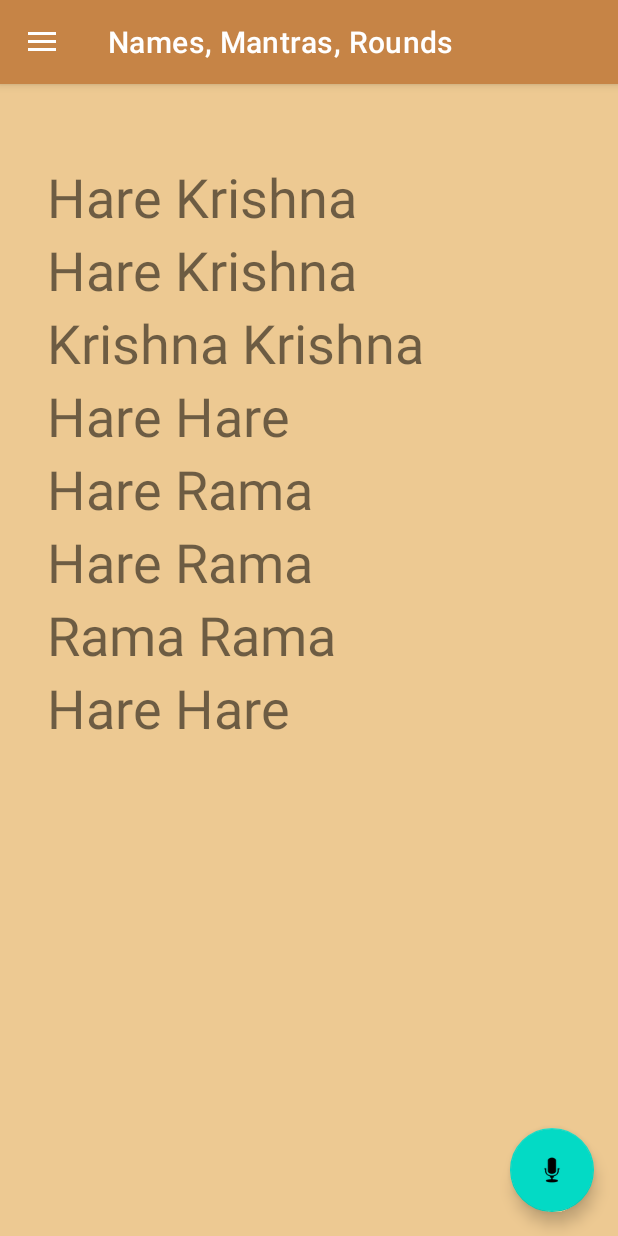
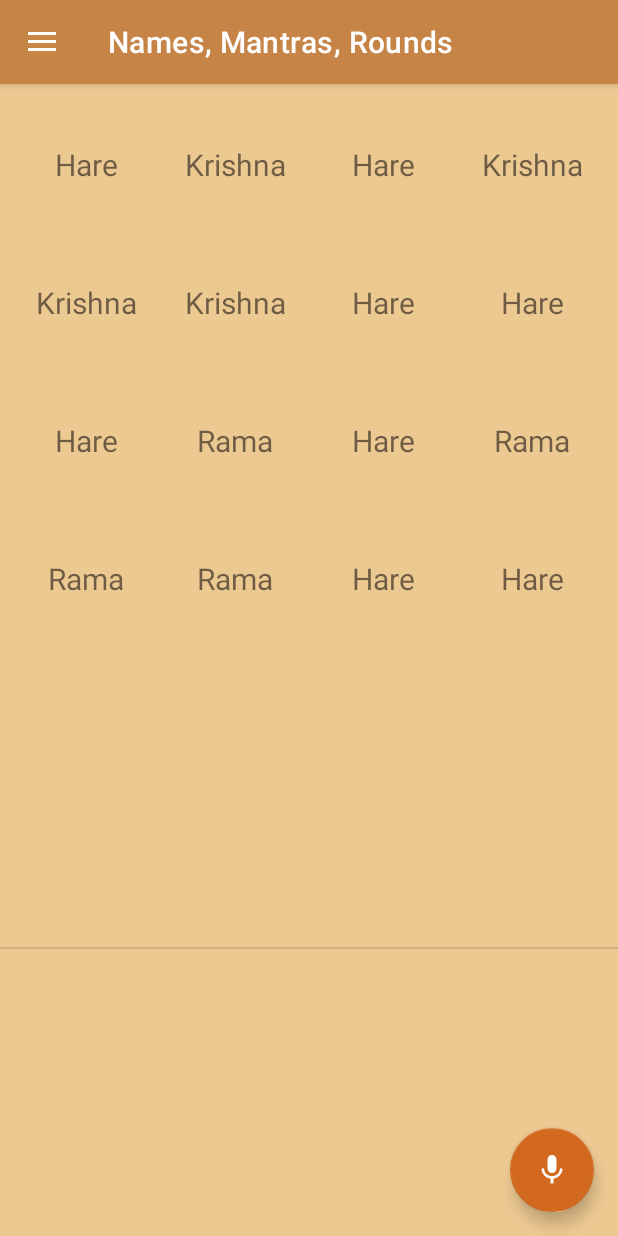
Before and after one commit to Swicegood/hare-krishna-mantra-practice, an Android app: the screen it shows after launch (MainActivity), on a phone screen of 412 x 824 dp. Run offline under Robolectric (Android 15) with nearby library versions, the phone set to English and light mode, and no system bars; our stand-ins replace navigation-ui.

Commit message:
style text

```diff
--- a/app/build.gradle
+++ b/app/build.gradle
@@ -43,6 +43,7 @@ dependencies {
     implementation 'androidx.constraintlayout:constraintlayout:2.1.3'
     implementation 'androidx.navigation:navigation-fragment-ktx:2.4.1'
     implementation 'androidx.navigation:navigation-ui-ktx:2.4.1'
+    implementation 'androidx.gridlayout:gridlayout:1.0.0'
     testImplementation 'junit:junit:4.13.2'
     androidTestImplementation 'androidx.test.ext:junit:1.1.3'
     androidTestImplementation 'androidx.test.espresso:espresso-core:3.4.0'
--- a/app/src/main/java/com/iskcon/harekrishnamantrapractice/FirstFragment.kt
+++ b/app/src/main/java/com/iskcon/harekrishnamantrapractice/FirstFragment.kt
@@ -54,12 +54,6 @@ class FirstFragment : Fragment() {
                                  R.id.textview14,
                                  R.id.textview15)
 
-        for (element in tvIDs){
-            var tview = getView()?.findViewById<TextView>(element)
-            tview?.textSize = 36f
-            Log.d("Heeeeeeeeeeeeeeeeeeeeeeeey here is the tvew", tview.toString())
-        }
-
     }
 
 
--- a/app/src/main/java/com/iskcon/harekrishnamantrapractice/MainActivity.kt
+++ b/app/src/main/java/com/iskcon/harekrishnamantrapractice/MainActivity.kt
@@ -144,6 +144,38 @@ class MainActivity : AppCompatActivity() {
                         if (error != SpeechRecognizer.ERROR_NO_MATCH && !switchon) {
                             recognizer.startListening(intent)
                         }
+                        if (error == SpeechRecognizer.ERROR_NETWORK) {
+                            Toast.makeText(
+                                this@MainActivity,
+                                "Network error. Please check your internet connection.",
+                                Toast.LENGTH_SHORT
+                            ).show();
+                        } else if (error == SpeechRecognizer.ERROR_AUDIO) {
+                            Toast.makeText(this@MainActivity, "Audio error. Please try again.", Toast.LENGTH_SHORT)
+                                .show();
+                        } else if (error == SpeechRecognizer.ERROR_SERVER) {
+                            Toast.makeText(
+                                this@MainActivity,
+                                "Server error. Please try again later.",
+                                Toast.LENGTH_SHORT
+                            ).show();
+                        } else if (error == SpeechRecognizer.ERROR_CLIENT) {
+                            Toast.makeText(this@MainActivity, "Client error. Please try again.", Toast.LENGTH_SHORT)
+                                .show();
+                        } else if (error == SpeechRecognizer.ERROR_SPEECH_TIMEOUT) {
+                            Toast.makeText(this@MainActivity, "No speech input. Please try again.", Toast.LENGTH_SHORT)
+                                .show();
+                        } else if (error == SpeechRecognizer.ERROR_NO_MATCH) {
+                            Toast.makeText(this@MainActivity, "No Holy Names heard. Please try again.", Toast.LENGTH_SHORT)
+                                .show();
+                        } else if (error == SpeechRecognizer.ERROR_RECOGNIZER_BUSY) {
+                            Toast.makeText(
+                                this@MainActivity,
+                                "Recognition service is busy. Please try again later.",
+                                Toast.LENGTH_SHORT
+                            ).show();
+                        }
+
                     }
 
                     override fun onResults(results: Bundle?) {
--- /dev/null
+++ b/app/src/main/res/drawable/ic_baseline_mic_24.xml
@@ -0,0 +1,5 @@
+<vector android:height="24dp" android:tint="#FFFFFF"
+    android:viewportHeight="24" android:viewportWidth="24"
+    android:width="24dp" xmlns:android="http://schemas.android.com/apk/res/android">
+    <path android:fillColor="@android:color/white" android:pathData="M12,14c1.66,0 2.99,-1.34 2.99,-3L15,5c0,-1.66 -1.34,-3 -3,-3S9,3.34 9,5v6c0,1.66 1.34,3 3,3zM17.3,11c0,3 -2.54,5.1 -5.3,5.1S6.7,14 6.7,11L5,11c0,3.41 2.72,6.23 6,6.72L11,21h2v-3.28c3.28,-0.48 6,-3.3 6,-6.72h-1.7z"/>
+</vector>
--- a/app/src/main/res/layout/activity_main.xml
+++ b/app/src/main/res/layout/activity_main.xml
@@ -35,7 +35,9 @@
             android:layout_height="wrap_content"
             android:layout_gravity="bottom|end"
             android:layout_margin="16dp"
-            app:srcCompat="@android:drawable/ic_btn_speak_now" />
+            app:backgroundTint="@color/coral"
+            app:srcCompat="@drawable/ic_baseline_mic_24"
+            app:tint="@android:color/white" />
 
     </androidx.coordinatorlayout.widget.CoordinatorLayout>
 
--- a/app/src/main/res/layout/fragment_first.xml
+++ b/app/src/main/res/layout/fragment_first.xml
@@ -6,142 +6,193 @@
     android:layout_height="match_parent"
     tools:context=".FirstFragment">
 
+    <!-- Define a Guideline at 50% height to confine GridLayout to the top half -->
+    <androidx.constraintlayout.widget.Guideline
+        android:id="@+id/guideline"
+        android:layout_width="wrap_content"
+        android:layout_height="wrap_content"
+        android:orientation="horizontal"
+        app:layout_constraintGuide_percent="0.5" />
+
+    <androidx.gridlayout.widget.GridLayout
+        android:id="@+id/gridLayout"
+        android:layout_width="0dp"
+        android:layout_height="0dp"
+        android:padding="8dp"
+        app:layout_constraintTop_toTopOf="parent"
+        app:layout_constraintBottom_toTopOf="@id/guideline"
+        app:layout_constraintLeft_toLeftOf="parent"
+        app:layout_constraintRight_toRightOf="parent"
+        app:columnCount="4"
+        app:rowCount="4">
+
         <TextView
             android:id="@+id/textview0"
-        android:layout_width="wrap_content"
+            android:layout_width="0dp"
             android:layout_height="wrap_content"
-        android:layout_marginLeft="5mm"
-        android:layout_marginTop="8mm"
+            app:layout_columnWeight="1"
+            app:layout_rowWeight="1"
             android:text="@string/first_fragment_0"
-        app:layout_constraintLeft_toLeftOf="parent"
-        app:layout_constraintTop_toTopOf="parent" />
+            style="@style/CustomTextViewStyle"
+            android:gravity="center" />
 
         <TextView
             android:id="@+id/textview1"
-        android:layout_width="wrap_content"
+            android:layout_width="0dp"
             android:layout_height="wrap_content"
-        android:layout_marginLeft="4pt"
+            app:layout_columnWeight="1"
+            app:layout_rowWeight="1"
             android:text="@string/first_fragment_1"
-        app:layout_constraintLeft_toRightOf="@id/textview0"
-        app:layout_constraintTop_toTopOf="@id/textview0" />
+            style="@style/CustomTextViewStyle"
+            android:gravity="center" />
 
         <TextView
             android:id="@+id/textview2"
-        android:layout_width="wrap_content"
+            android:layout_width="0dp"
             android:layout_height="wrap_content"
+            app:layout_columnWeight="1"
+            app:layout_rowWeight="1"
             android:text="@string/first_fragment_2"
-        app:layout_constraintLeft_toLeftOf="@id/textview0"
-        app:layout_constraintTop_toBottomOf="@id/textview0" />
+            style="@style/CustomTextViewStyle"
+            android:gravity="center" />
 
         <TextView
             android:id="@+id/textview3"
-        android:layout_width="wrap_content"
+            android:layout_width="0dp"
             android:layout_height="wrap_content"
-        android:layout_marginLeft="4pt"
+            app:layout_columnWeight="1"
+            app:layout_rowWeight="1"
             android:text="@string/first_fragment_3"
-        app:layout_constraintLeft_toRightOf="@id/textview2"
-        app:layout_constraintTop_toTopOf="@id/textview2" />
+            style="@style/CustomTextViewStyle"
+            android:gravity="center" />
 
         <TextView
             android:id="@+id/textview4"
-        android:layout_width="wrap_content"
+            android:layout_width="0dp"
             android:layout_height="wrap_content"
+            app:layout_columnWeight="1"
+            app:layout_rowWeight="1"
             android:text="@string/first_fragment_4"
-        app:layout_constraintLeft_toLeftOf="@id/textview0"
-        app:layout_constraintTop_toBottomOf="@id/textview2" />
-
+            style="@style/CustomTextViewStyle"
+            android:gravity="center" />
         <TextView
             android:id="@+id/textview5"
-        android:layout_width="wrap_content"
+            android:layout_width="0dp"
             android:layout_height="wrap_content"
-        android:layout_marginLeft="4pt"
+            app:layout_columnWeight="1"
+            app:layout_rowWeight="1"
             android:text="@string/first_fragment_5"
-        app:layout_constraintLeft_toRightOf="@id/textview4"
-        app:layout_constraintTop_toTopOf="@id/textview4" />
+            style="@style/CustomTextViewStyle"
+            android:gravity="center" />
 
         <TextView
             android:id="@+id/textview6"
-        android:layout_width="wrap_content"
+            android:layout_width="0dp"
             android:layout_height="wrap_content"
+            app:layout_columnWeight="1"
+            app:layout_rowWeight="1"
             android:text="@string/first_fragment_6"
-        app:layout_constraintLeft_toLeftOf="@id/textview0"
-        app:layout_constraintTop_toBottomOf="@id/textview4" />
+            style="@style/CustomTextViewStyle"
+            android:gravity="center" />
 
         <TextView
             android:id="@+id/textview7"
-        android:layout_width="wrap_content"
+            android:layout_width="0dp"
             android:layout_height="wrap_content"
-        android:layout_marginLeft="4pt"
+            app:layout_columnWeight="1"
+            app:layout_rowWeight="1"
             android:text="@string/first_fragment_7"
-        app:layout_constraintLeft_toRightOf="@id/textview6"
-        app:layout_constraintTop_toTopOf="@id/textview6" />
+            style="@style/CustomTextViewStyle"
+            android:gravity="center" />
 
         <TextView
             android:id="@+id/textview8"
-        android:layout_width="wrap_content"
+            android:layout_width="0dp"
             android:layout_height="wrap_content"
+            app:layout_columnWeight="1"
+            app:layout_rowWeight="1"
             android:text="@string/first_fragment_8"
-        app:layout_constraintLeft_toLeftOf="@id/textview0"
-        app:layout_constraintTop_toBottomOf="@id/textview6" />
+            style="@style/CustomTextViewStyle"
+            android:gravity="center" />
 
         <TextView
             android:id="@+id/textview9"
-        android:layout_width="wrap_content"
+            android:layout_width="0dp"
             android:layout_height="wrap_content"
-        android:layout_marginLeft="4pt"
+            app:layout_columnWeight="1"
+            app:layout_rowWeight="1"
             android:text="@string/first_fragment_9"
-        app:layout_constraintLeft_toRightOf="@id/textview8"
-        app:layout_constraintTop_toTopOf="@id/textview8" />
+            style="@style/CustomTextViewStyle"
+            android:gravity="center" />
 
         <TextView
             android:id="@+id/textview10"
-        android:layout_width="wrap_content"
+            android:layout_width="0dp"
             android:layout_height="wrap_content"
+            app:layout_columnWeight="1"
+            app:layout_rowWeight="1"
             android:text="@string/first_fragment_10"
-        app:layout_constraintLeft_toLeftOf="@id/textview0"
-        app:layout_constraintTop_toBottomOf="@id/textview8" />
+            style="@style/CustomTextViewStyle"
+            android:gravity="center" />
 
         <TextView
             android:id="@+id/textview11"
-        android:layout_width="wrap_content"
+            android:layout_width="0dp"
             android:layout_height="wrap_content"
-        android:layout_marginLeft="4pt"
+            app:layout_columnWeight="1"
+            app:layout_rowWeight="1"
             android:text="@string/first_fragment_11"
-        app:layout_constraintLeft_toRightOf="@id/textview10"
-        app:layout_constraintTop_toTopOf="@id/textview10" />
+            style="@style/CustomTextViewStyle"
+            android:gravity="center" />
 
         <TextView
             android:id="@+id/textview12"
-        android:layout_width="wrap_content"
+            android:layout_width="0dp"
             android:layout_height="wrap_content"
+            app:layout_columnWeight="1"
+            app:layout_rowWeight="1"
             android:text="@string/first_fragment_12"
-        app:layout_constraintLeft_toLeftOf="@id/textview0"
-        app:layout_constraintTop_toBottomOf="@id/textview10" />
+            style="@style/CustomTextViewStyle"
+            android:gravity="center" />
 
         <TextView
             android:id="@+id/textview13"
-        android:layout_width="wrap_content"
+            android:layout_width="0dp"
             android:layout_height="wrap_content"
-        android:layout_marginLeft="4pt"
+            app:layout_columnWeight="1"
+            app:layout_rowWeight="1"
             android:text="@string/first_fragment_13"
-        app:layout_constraintLeft_toRightOf="@id/textview12"
-        app:layout_constraintTop_toTopOf="@id/textview12" />
+            style="@style/CustomTextViewStyle"
+            android:gravity="center" />
 
         <TextView
             android:id="@+id/textview14"
-        android:layout_width="wrap_content"
+            android:layout_width="0dp"
             android:layout_height="wrap_content"
+            app:layout_columnWeight="1"
+            app:layout_rowWeight="1"
             android:text="@string/first_fragment_14"
-        app:layout_constraintLeft_toLeftOf="@id/textview0"
-        app:layout_constraintTop_toBottomOf="@id/textview12" />
+            style="@style/CustomTextViewStyle"
+            android:gravity="center" />
 
         <TextView
             android:id="@+id/textview15"
-        android:layout_width="wrap_content"
+            android:layout_width="0dp"
             android:layout_height="wrap_content"
-        android:layout_marginLeft="4pt"
+            app:layout_columnWeight="1"
+            app:layout_rowWeight="1"
             android:text="@string/first_fragment_15"
-        app:layout_constraintLeft_toRightOf="@id/textview14"
-        app:layout_constraintTop_toTopOf="@id/textview14" />
+            style="@style/CustomTextViewStyle"
+            android:gravity="center" />
+
+    </androidx.gridlayout.widget.GridLayout>
+
+    <View
+        android:id="@+id/divider"
+        android:layout_width="match_parent"
+        android:layout_height="1dp"
+        android:background="?android:attr/listDivider"
+        app:layout_constraintTop_toBottomOf="@id/gridLayout"
+        app:layout_constraintBottom_toBottomOf="parent" />
 
 </androidx.constraintlayout.widget.ConstraintLayout>
--- a/app/src/main/res/values-night/themes.xml
+++ b/app/src/main/res/values-night/themes.xml
@@ -6,7 +6,7 @@
         <item name="colorPrimaryVariant">@color/purple_700</item>
         <item name="colorOnPrimary">@color/black</item>
         <!-- Secondary brand color. -->
-        <item name="colorSecondary">@color/teal_200</item>
+        <item name="colorSecondary">@color/slate_gray</item>
         <item name="colorSecondaryVariant">@color/teal_200</item>
         <item name="colorOnSecondary">@color/black</item>
         <!-- Status bar color. -->
--- a/app/src/main/res/values/colors.xml
+++ b/app/src/main/res/values/colors.xml
@@ -3,9 +3,12 @@
     <color name="purple_200">#FFBB86FC</color>
     <color name="purple_500">#FF6200EE</color>
     <color name="purple_700">#FF3700B3</color>
-    <color name="teal_200">#FF03DAC5</color>
+    <color name="teal_200">#FF008080</color>
     <color name="teal_700">#FF018786</color>
+    <color name="olive">#FF808000</color>
+    <color name="coral">#FFD2691E</color>
     <color name="black">#FF000000</color>
+    <color name="slate_gray">#FF708090</color>
     <color name="white">#FFFFFFFF</color>
     <color name="parchment">#FFEDC992</color>
     <color name="parchmentdark">#FFC68446</color>
--- a/app/src/main/res/values/themes.xml
+++ b/app/src/main/res/values/themes.xml
@@ -6,7 +6,7 @@
         <item name="colorPrimaryVariant">@color/purple_700</item>
         <item name="colorOnPrimary">@color/white</item>
         <!-- Secondary brand color. -->
-        <item name="colorSecondary">@color/teal_200</item>
+        <item name="colorSecondary">@color/coral</item>
         <item name="colorSecondaryVariant">@color/teal_700</item>
         <item name="colorOnSecondary">@color/black</item>
         <!-- Status bar color. -->
@@ -18,7 +18,10 @@
         <item name="windowActionBar">false</item>
         <item name="windowNoTitle">true</item>
     </style>
-
+    <!-- Custom TextView style -->
+    <style name="CustomTextViewStyle">
+        <item name="android:textSize">20sp</item>
+    </style>
     <style name="Theme.HareKrishnaMantraPractice.AppBarOverlay" parent="ThemeOverlay.AppCompat.Dark.ActionBar" />
 
     <style name="Theme.HareKrishnaMantraPractice.PopupOverlay" parent="ThemeOverlay.AppCompat.Light" />
```
Lines whose indentation alone changed are shown as unchanged.
